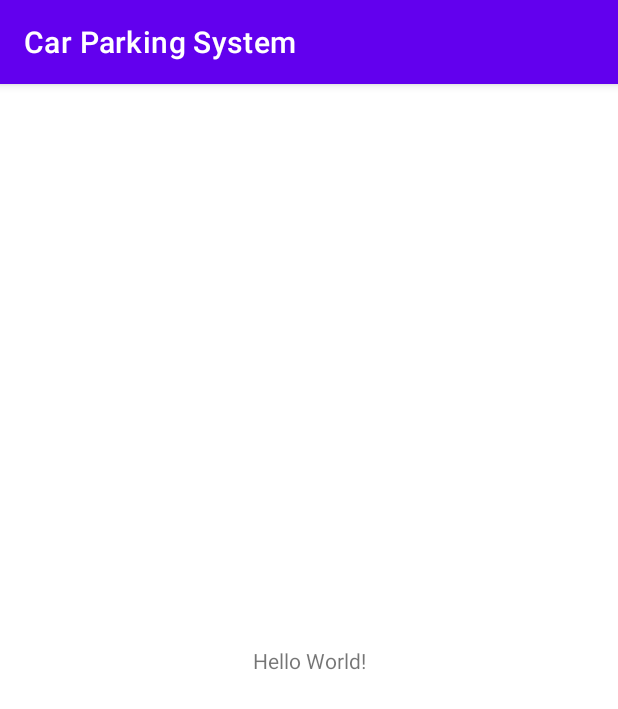
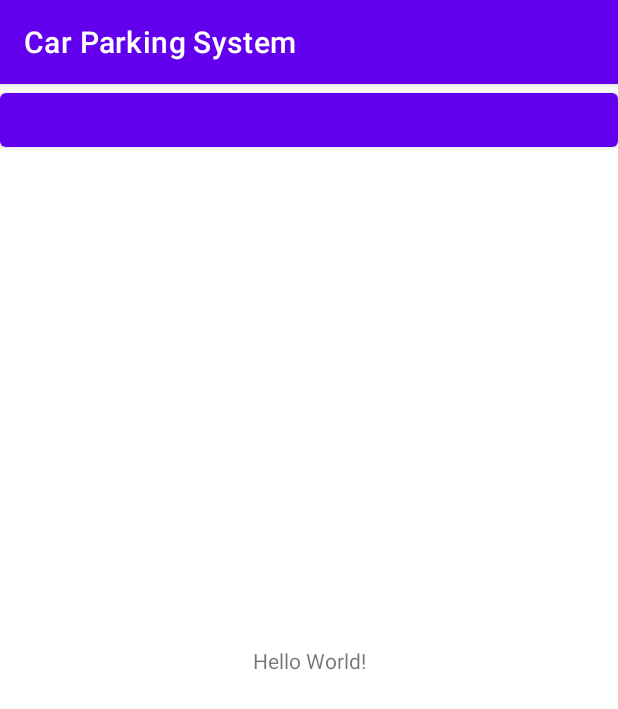
Before and after one commit to Skynears/CarParkingSystem, an Android app: the screen it shows after launch (MainActivity), on a phone screen of 412 x 824 dp. Shown: the top 709 px of the screen. Run offline under Robolectric (Android 15) with nearby library versions, the phone set to English and light mode, and no system bars.

Commit message:
teste novo botao

```diff
--- a/app/src/main/res/layout/activity_main.xml
+++ b/app/src/main/res/layout/activity_main.xml
@@ -15,4 +15,8 @@
         app:layout_constraintStart_toStartOf="parent"
         app:layout_constraintTop_toTopOf="parent" />
 
+    <Button
+        android:layout_width="match_parent"
+        android:layout_height="wrap_content"></Button>
+
 </androidx.constraintlayout.widget.ConstraintLayout>
```
